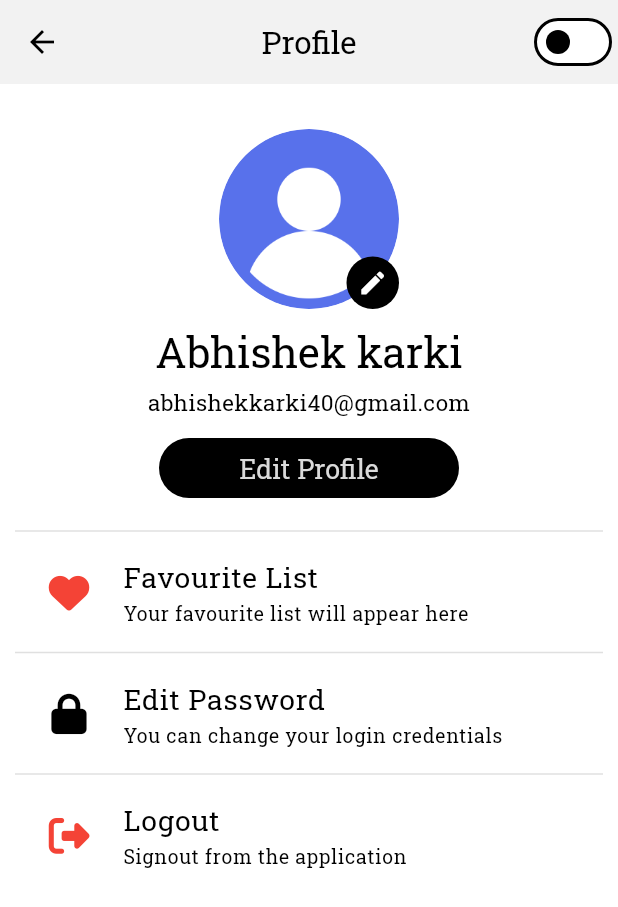
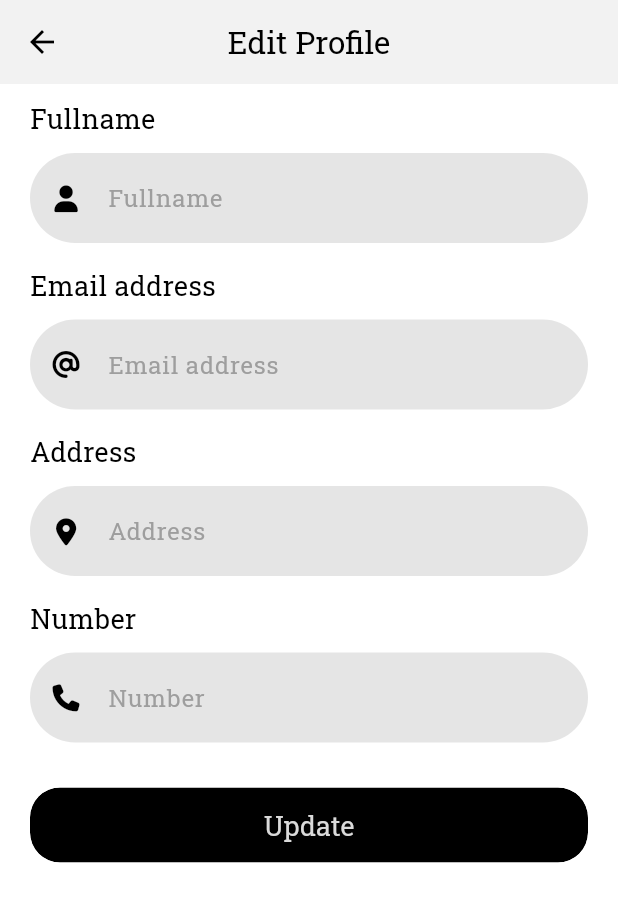
Before and after one commit to abhishekkarky/My_Arena, a Flutter app: the ProfileView screen opened directly, after a tap on "Edit Profile", on a phone screen of 412 x 824 dp. Shown: the top 907 px of the screen. Run offline on Flutter 3.47's test engine with Material 3 defaults, Android fonts, the light colour scheme and no system bars; our stand-ins replace dartz, dio, flutter_riverpod, flutter_snake_navigationbar, font_awesome_flutter, image_picker and 4 more; missing offline and left inert: all_sensors2; accounts and stored records are empty.

Commit message:
added page of edit profile and password

```diff
--- a/lib/config/router/app_routes.dart
+++ b/lib/config/router/app_routes.dart
@@ -4,6 +4,8 @@ import 'package:my_arena/features/auth/presentation/view/request_otp_view.dart';
 import 'package:my_arena/features/auth/presentation/view/reset_password_view.dart';
 import 'package:my_arena/features/discover/presentation/view/discover_view.dart';
 import 'package:my_arena/features/home/presentation/view/home_view.dart';
+import 'package:my_arena/features/profile/presentation/view/edit_password_view.dart';
+import 'package:my_arena/features/profile/presentation/view/edit_profile_view.dart';
 import 'package:my_arena/features/splash/presentation/view/splash_screen_view.dart';
 
 class AppRoute {
@@ -15,6 +17,8 @@ class AppRoute {
   static const String registerRoute = '/register';
   static const String requestOTPRoute = '/request-otp';
   static const String resetPasswordRoute = '/reset-password';
+  static const String editProfileRoute = '/edit-profile';
+  static const String editPasswordRoute = '/edit-password';
 
   static const String discoverRoute = '/discover';
 
@@ -26,7 +30,8 @@ class AppRoute {
       registerRoute: (context) => const RegisterView(),
       requestOTPRoute: (context) => const RequestOTPView(),
       resetPasswordRoute: (context) => const ResetPasswordView(),
-
+      editProfileRoute: (context) => const EditProfileView(),
+      editPasswordRoute: (context) => const EditPasswordView(),
       discoverRoute: (context) => const DiscoverView(),
     };
   }
--- a/lib/config/themes/app_theme.dart
+++ b/lib/config/themes/app_theme.dart
@@ -29,7 +29,7 @@ class AppTheme {
 
       // Change app bar color
       appBarTheme: AppBarTheme(
-        elevation: 10,
+        elevation: 1,
         centerTitle: true,
         backgroundColor: isDark ? Colors.black : Colors.white,
         titleTextStyle: TextStyle(
--- a/lib/core/widget/passwordtextformfield.dart
+++ b/lib/core/widget/passwordtextformfield.dart
@@ -48,6 +48,9 @@ class _MAPasswordTextFormFieldState extends State<MAPasswordTextFormField> {
           },
       obscureText: obscurePassword,
       decoration: InputDecoration(
+        hintStyle: TextStyle(
+          color: isDarkMode ? Colors.grey[600] : Colors.grey,
+        ),
         filled: true,
         fillColor: const Color(0xFFE5E5E5),
         hintText: widget.hintText,
@@ -85,6 +88,9 @@ class _MAPasswordTextFormFieldState extends State<MAPasswordTextFormField> {
           },
         ),
       ),
+      style: const TextStyle(
+        color: Colors.black,
+      ),
     );
   }
 }
--- a/lib/core/widget/textformfield.dart
+++ b/lib/core/widget/textformfield.dart
@@ -2,6 +2,7 @@ import 'package:flutter/material.dart';
 import 'package:my_arena/config/constants/theme_constants.dart';
 
 TextFormField maTextFormField({
+  required bool isDarkMode,
   required TextEditingController controller,
   required String hintText,
   String? validatorText,
@@ -25,6 +26,9 @@ TextFormField maTextFormField({
           return null;
         },
     decoration: InputDecoration(
+      hintStyle: TextStyle(
+        color: isDarkMode ? Colors.grey[600] : Colors.grey,
+      ),
       filled: true,
       fillColor: backgroundColor ?? const Color(0xFFE5E5E5),
       hintText: hintText,
@@ -55,5 +59,8 @@ TextFormField maTextFormField({
         borderSide: BorderSide.none,
       ),
     ),
+    style: const TextStyle(
+      color: Colors.black,
+    ),
   );
 }
--- a/lib/features/auth/presentation/view/login_view.dart
+++ b/lib/features/auth/presentation/view/login_view.dart
@@ -2,6 +2,7 @@ import 'package:flutter/material.dart';
 import 'package:flutter_riverpod/flutter_riverpod.dart';
 import 'package:font_awesome_flutter/font_awesome_flutter.dart';
 import 'package:my_arena/config/router/app_routes.dart';
+import 'package:my_arena/core/common/snackbar/snackbar.dart';
 import 'package:my_arena/core/widget/button.dart';
 import 'package:my_arena/core/widget/passwordtextformfield.dart';
 import 'package:my_arena/core/widget/textformfield.dart';
@@ -90,6 +91,7 @@ class _LoginViewState extends ConsumerState<LoginView> {
                           height: 10,
                         ),
                         maTextFormField(
+                          isDarkMode: isDarkMode,
                           controller: emailController,
                           hintText: 'jenniferlawrence@gmail.com',
                           prefixIcon: FontAwesomeIcons.at,
@@ -143,6 +145,8 @@ class _LoginViewState extends ConsumerState<LoginView> {
                               if (key.currentState!.validate()) {
                                 Navigator.pushNamedAndRemoveUntil(context,
                                     AppRoute.homeRoute, (route) => false);
+                                showMySnackBar(
+                                    message: 'Welcome User', context: context);
                                 // await ref
                                 //     .read(authViewModelProvider.notifier)
                                 //     .loginUser(
--- a/lib/features/auth/presentation/view/register_view.dart
+++ b/lib/features/auth/presentation/view/register_view.dart
@@ -52,7 +52,7 @@ class _RegisterViewState extends ConsumerState<RegisterView> {
   @override
   Widget build(BuildContext context) {
     // final authState = ref.watch(authViewModelProvider);
-    // final isDarkMode = Theme.of(context).brightness == Brightness.dark;
+    final isDarkMode = Theme.of(context).brightness == Brightness.dark;
     // WidgetsBinding.instance.addPostFrameCallback((_) {
     //   if (authState.showMessage) {
     //     ref.read(authViewModelProvider.notifier).resetMessage(false);
@@ -99,6 +99,7 @@ class _RegisterViewState extends ConsumerState<RegisterView> {
                           height: 10,
                         ),
                         maTextFormField(
+                          isDarkMode: isDarkMode,
                           controller: nameController,
                           hintText: 'John Doe',
                           prefixIcon: FontAwesomeIcons.user,
@@ -115,6 +116,7 @@ class _RegisterViewState extends ConsumerState<RegisterView> {
                           height: 10,
                         ),
                         maTextFormField(
+                          isDarkMode: isDarkMode,
                           controller: emailController,
                           hintText: 'jenniferlawrence@gmail.com',
                           prefixIcon: FontAwesomeIcons.at,
--- a/lib/features/auth/presentation/view/request_otp_view.dart
+++ b/lib/features/auth/presentation/view/request_otp_view.dart
@@ -29,7 +29,7 @@ class _RequestOTPViewState extends ConsumerState<RequestOTPView> {
 
   @override
   Widget build(BuildContext context) {
-    // final isDarkMode = Theme.of(context).brightness == Brightness.dark;
+    final isDarkMode = Theme.of(context).brightness == Brightness.dark;
     // final isLoading = ref.watch(authViewModelProvider).isLoading;
     return Scaffold(
       body: SafeArea(
@@ -72,6 +72,7 @@ class _RequestOTPViewState extends ConsumerState<RequestOTPView> {
                           height: 10,
                         ),
                         maTextFormField(
+                          isDarkMode: isDarkMode,
                           controller: emailController,
                           hintText: 'jenniferlawrence@gmail.com',
                           prefixIcon: FontAwesomeIcons.at,
--- a/lib/features/auth/presentation/view/reset_password_view.dart
+++ b/lib/features/auth/presentation/view/reset_password_view.dart
@@ -39,7 +39,7 @@ class _ResetPasswordViewState extends ConsumerState<ResetPasswordView> {
 
   @override
   Widget build(BuildContext context) {
-    // final isDarkMode = Theme.of(context).brightness == Brightness.dark;
+    final isDarkMode = Theme.of(context).brightness == Brightness.dark;
     // final isLoading = ref.watch(authViewModelProvider).isLoading;
     return Scaffold(
       body: SafeArea(
@@ -82,6 +82,7 @@ class _ResetPasswordViewState extends ConsumerState<ResetPasswordView> {
                           height: 10,
                         ),
                         maTextFormField(
+                          isDarkMode: isDarkMode,
                           controller: otpController,
                           hintText: '1234',
                           prefixIcon: FontAwesomeIcons.hashtag,
--- a/lib/features/discover/presentation/view/discover_view.dart
+++ b/lib/features/discover/presentation/view/discover_view.dart
@@ -44,6 +44,7 @@ class _DiscoverViewState extends ConsumerState<DiscoverView> {
                       const Text('Location', style: TextStyle(fontSize: 18)),
                       const SizedBox(height: 10),
                       maTextFormField(
+                        isDarkMode: isDarkMode,
                         controller: searchController,
                         hintText: 'Enter Location',
                       ),
@@ -63,8 +64,9 @@ class _DiscoverViewState extends ConsumerState<DiscoverView> {
                             priceRange = values;
                           });
                         },
-                        activeColor: Colors.black,
-                        inactiveColor: Colors.grey[300],
+                        activeColor: isDarkMode ? Colors.white : Colors.black,
+                        inactiveColor:
+                            isDarkMode ? Colors.grey[700] : Colors.grey[300],
                       ),
                       Row(
                         mainAxisAlignment: MainAxisAlignment.spaceBetween,
--- a/lib/features/notification/presentation/view/notification_view.dart
+++ b/lib/features/notification/presentation/view/notification_view.dart
@@ -29,10 +29,10 @@ class _NotificationViewState extends ConsumerState<NotificationView> {
                   child: Container(
                     height: 40,
                     width: 40,
-                    color: Colors.black,
-                    child: const Icon(
+                    color: isDarkMode ? Colors.white : Colors.black,
+                    child: Icon(
                       Icons.notifications,
-                      color: Colors.white,
+                      color: isDarkMode ? Colors.black : Colors.white,
                     ),
                   ),
                 ),
--- /dev/null
+++ b/lib/features/profile/presentation/view/edit_profile_view.dart
@@ -0,0 +1,139 @@
+import 'package:flutter/material.dart';
+import 'package:flutter_riverpod/flutter_riverpod.dart';
+import 'package:font_awesome_flutter/font_awesome_flutter.dart';
+import 'package:my_arena/core/widget/button.dart';
+import 'package:my_arena/core/widget/textformfield.dart';
+
+class EditProfileView extends ConsumerStatefulWidget {
+  const EditProfileView({super.key});
+
+  @override
+  ConsumerState<ConsumerStatefulWidget> createState() =>
+      _EditProfileViewState();
+}
+
+class _EditProfileViewState extends ConsumerState<EditProfileView> {
+  final key = GlobalKey<FormState>();
+  final nameController = TextEditingController();
+  final emailController = TextEditingController();
+  final addressController = TextEditingController();
+  final numberController = TextEditingController();
+  final _gapBetweenFields = const SizedBox(
+    height: 15,
+  );
+  final _normalGap = const SizedBox(
+    height: 10,
+  );
+
+  @override
+  Widget build(BuildContext context) {
+    final isDarkMode = Theme.of(context).brightness == Brightness.dark;
+    // final authState = ref.watch(authViewModelProvider);
+    // nameController.text = authState.userDetail?.fullName ?? '';
+    // emailController.text = authState.userDetail?.email ?? '';
+    // addressController.text = authState.userDetail?.address ?? '';
+    // numberController.text = authState.userDetail?.number ?? '';
+    return Scaffold(
+      appBar: AppBar(
+        title: const Text('Edit Profile'),
+      ),
+      body: SingleChildScrollView(
+        child: Form(
+          key: key,
+          child: Padding(
+            padding: const EdgeInsets.only(top: 10, left: 20, right: 20),
+            child: Column(
+              crossAxisAlignment: CrossAxisAlignment.start,
+              children: [
+                const Text(
+                  "Fullname",
+                  style: TextStyle(
+                    fontSize: 18,
+                  ),
+                ),
+                _normalGap,
+                maTextFormField(
+                  isDarkMode: isDarkMode,
+                  controller: nameController,
+                  hintText: "Fullname",
+                  validatorText: "Fullname is required!!",
+                  prefixIcon: FontAwesomeIcons.solidUser,
+                ),
+                _gapBetweenFields,
+                const Text(
+                  "Email address",
+                  style: TextStyle(
+                    fontSize: 18,
+                  ),
+                ),
+                _normalGap,
+                maTextFormField(
+                  isDarkMode: isDarkMode,
+                  controller: emailController,
+                  hintText: "Email address",
+                  validatorText: "Email is required!!",
+                  prefixIcon: FontAwesomeIcons.at,
+                ),
+                _gapBetweenFields,
+                const Text(
+                  "Address",
+                  style: TextStyle(
+                    fontSize: 18,
+                  ),
+                ),
+                _normalGap,
+                maTextFormField(
+                  isDarkMode: isDarkMode,
+                  controller: addressController,
+                  hintText: "Address",
+                  validatorText: "Address is required!!",
+                  prefixIcon: FontAwesomeIcons.locationDot,
+                ),
+                _gapBetweenFields,
+                const Text(
+                  "Number",
+                  style: TextStyle(
+                    fontSize: 18,
+                  ),
+                ),
+                _normalGap,
+                maTextFormField(
+                  isDarkMode: isDarkMode,
+                  controller: numberController,
+                  hintText: "Number",
+                  validatorText: "Number is required!!",
+                  keyboardType: TextInputType.phone,
+                  prefixIcon: FontAwesomeIcons.phone,
+                ),
+                _gapBetweenFields,
+                _gapBetweenFields,
+                ClipRRect(
+                  borderRadius: BorderRadius.circular(20),
+                  child: SizedBox(
+                    height: 50,
+                    width: double.infinity,
+                    child: MAElevatedButton(
+                      onPressed: () async {
+                        if (key.currentState!.validate()) {
+                          // await ref
+                          //     .read(authViewModelProvider.notifier)
+                          //     .updateUser(
+                          //         nameController.text,
+                          //         emailController.text,
+                          //         addressController.text,
+                          //         numberController.text,
+                          //         context);
+                        }
+                      },
+                      text: 'Update',
+                    ),
+                  ),
+                ),
+              ],
+            ),
+          ),
+        ),
+      ),
+    );
+  }
+}
--- a/lib/features/profile/presentation/view/profile_view.dart
+++ b/lib/features/profile/presentation/view/profile_view.dart
@@ -318,7 +318,9 @@ class _ProfileViewState extends ConsumerState<ProfileView> {
               SizedBox(
                 width: 200,
                 child: MAElevatedButton(
-                  onPressed: () {},
+                  onPressed: () {
+                    Navigator.pushNamed(context, AppRoute.editProfileRoute);
+                  },
                   // canAuthenticateWithBiometrics ? updateProfileRoute : null,
                   text: 'Edit Profile',
                 ),
@@ -344,7 +346,7 @@ class _ProfileViewState extends ConsumerState<ProfileView> {
                 icon: FontAwesomeIcons.lock,
                 iconColor: isDark ? Colors.white : Colors.black,
                 onPress: () {
-                  exportSubscriber();
+                  Navigator.pushNamed(context, AppRoute.editPasswordRoute);
                 },
               ),
               const Divider(),
--- a/lib/features/splash/presentation/view/splash_screen_view.dart
+++ b/lib/features/splash/presentation/view/splash_screen_view.dart
@@ -1,6 +1,5 @@
 import 'package:flutter/material.dart';
 import 'package:flutter_riverpod/flutter_riverpod.dart';
-import 'package:my_arena/config/constants/theme_constants.dart';
 import 'package:my_arena/config/router/app_routes.dart';
 import 'package:my_arena/core/shared_prefs/user_shared_prefs.dart';
 
@@ -32,6 +31,7 @@ class _SplashViewState extends ConsumerState<SplashscreenView> {
 
   @override
   Widget build(BuildContext context) {
+    final isDarkMode = Theme.of(context).brightness == Brightness.dark;
     return Scaffold(
       body: Stack(
         children: [
@@ -50,8 +50,8 @@ class _SplashViewState extends ConsumerState<SplashscreenView> {
                   ),
                 ),
                 const SizedBox(height: 20),
-                const CircularProgressIndicator(
-                  color: ThemeConstant.buttonColor,
+                CircularProgressIndicator(
+                  color: isDarkMode ? Colors.white : Colors.black,
                 ),
                 const SizedBox(height: 20),
                 const Text('version : 1.0.0')
```
Also changed, not shown: lib/core/common/snackbar/snackbar.dart (+7 -1 lines), lib/features/profile/presentation/view/edit_password_view.dart (added, +150 -0 lines), assets/images/my_arena_logo.png.
